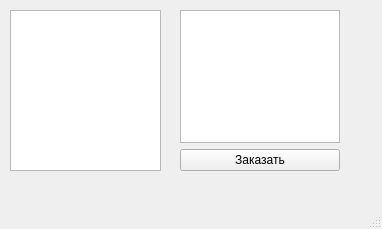
IraSoro/bike-store-database, file zakazvelosipeda.ui: the form before one commit.
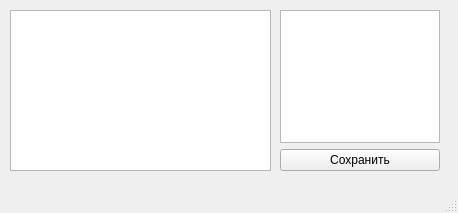
The form after the commit.

```diff
--- a/zakazvelosipeda.ui
+++ b/zakazvelosipeda.ui
@@ -6,8 +6,8 @@
    <rect>
     <x>0</x>
     <y>0</y>
-    <width>382</width>
-    <height>229</height>
+    <width>458</width>
+    <height>213</height>
    </rect>
   </property>
   <property name="windowTitle">
@@ -19,7 +19,7 @@
      <rect>
       <x>10</x>
       <y>10</y>
-      <width>151</width>
+      <width>261</width>
       <height>161</height>
      </rect>
     </property>
@@ -27,7 +27,7 @@
    <widget class="QWidget" name="verticalLayoutWidget">
     <property name="geometry">
      <rect>
-      <x>180</x>
+      <x>280</x>
       <y>10</y>
       <width>160</width>
       <height>161</height>
@@ -40,7 +40,7 @@
      <item>
       <widget class="QPushButton" name="pushButton">
        <property name="text">
-        <string>Заказать</string>
+        <string>Сохранить</string>
        </property>
       </widget>
      </item>
```
Left out of the diff: 2 changed lines with no effect on the pictures.
